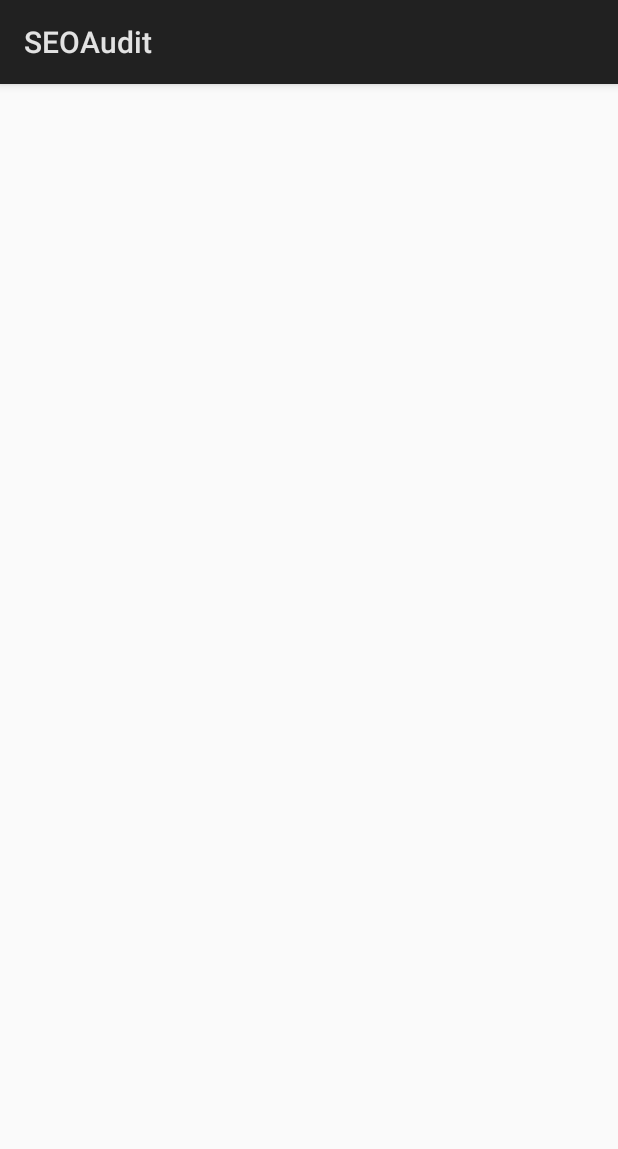
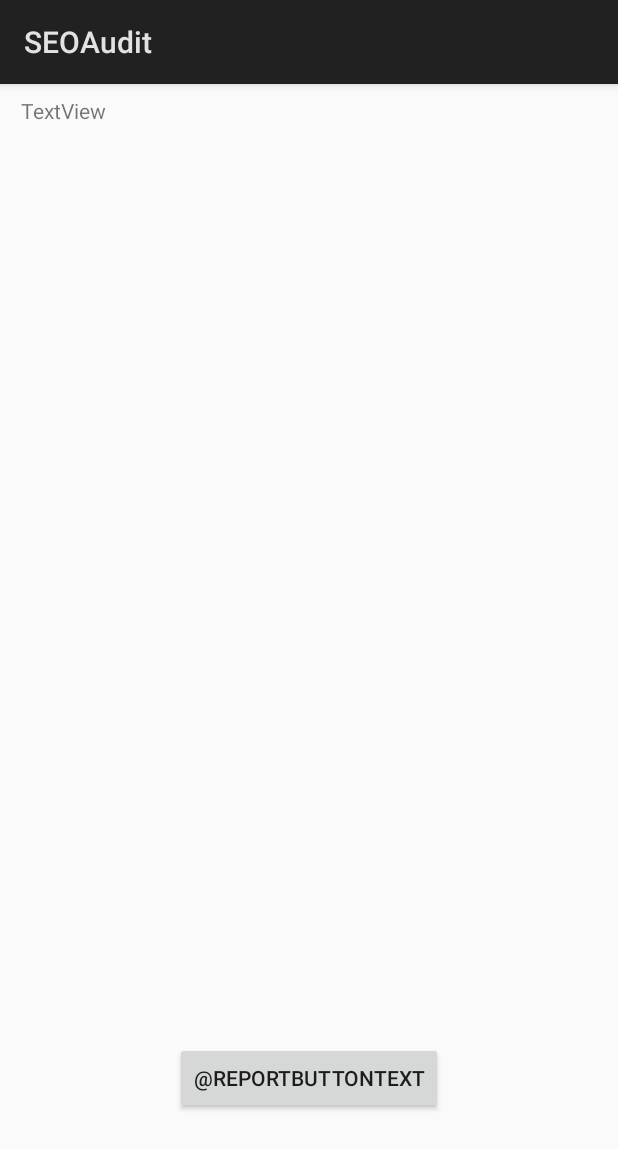
Before and after one commit to kubaskarupa/SeoAudit, an Android app: the layout after_analyze.xml on its own in the app's theme, with its tools: preview values and no code run, on a phone screen of 412 x 824 dp. Shown: the top 1149 px of the screen. Run offline under Robolectric (Android 15) with nearby library versions, the phone set to English and light mode, and no system bars.

```diff
--- a/app/src/main/java/pl/poznan/ue/seoaudit/MainActivity.java
+++ b/app/src/main/java/pl/poznan/ue/seoaudit/MainActivity.java
@@ -16,11 +16,13 @@ public class MainActivity extends Activity {
     Button b1;
     Button createReportButton;
     TextView t1;
+    TextView reportTextView;
     TextInputLayout textInputLayout;
     String url;
     String reportButtonText = "create report";
     String buttonText = "submit";
     String textViewText = "Input url to analyze";
+    String reportText;
 
     @Override
     protected void onCreate(Bundle savedInstanceState) {
@@ -31,7 +33,9 @@ public class MainActivity extends Activity {
 
         b1=(Button)findViewById(R.id.submitButton);
         t1=(TextView)findViewById(R.id.textView);
-    //todo:    createReportButton=(Button)findViewById(R.id.<IDNOWEGOPRZYCISKU>)
+        createReportButton=(Button)findViewById(R.id.createReportButton);
+        reportTextView=(TextView)findViewById(R.id.reportTextView);
+
         Click();
     }
 
@@ -54,6 +58,7 @@ public class MainActivity extends Activity {
 
             }
         });
+
     }
 
 
@@ -64,6 +69,8 @@ public class MainActivity extends Activity {
 
 
         setContentView(R.layout.after_analyze);
-        //todo: dodać konkatenację listy Stringów do pola tekstowego w nowym widoku
+        reportTextView.setText(getOneLongString());
+
+
     }
 }
--- a/app/src/main/res/layout/after_analyze.xml
+++ b/app/src/main/res/layout/after_analyze.xml
@@ -1,6 +1,34 @@
 <?xml version="1.0" encoding="utf-8"?>
 <android.support.constraint.ConstraintLayout
-    xmlns:android="http://schemas.android.com/apk/res/android" android:layout_width="match_parent"
+    xmlns:android="http://schemas.android.com/apk/res/android"
+    xmlns:app="http://schemas.android.com/apk/res-auto"
+    xmlns:tools="http://schemas.android.com/tools"
+    android:layout_width="match_parent"
     android:layout_height="match_parent">
 
+    <TextView
+        android:id="@+id/reportTextView"
+        android:layout_width="384dp"
+        android:layout_height="549dp"
+        android:layout_marginStart="8dp"
+        android:layout_marginTop="8dp"
+        android:layout_marginEnd="8dp"
+        android:text="TextView"
+        app:layout_constraintEnd_toEndOf="parent"
+        app:layout_constraintStart_toStartOf="parent"
+        app:layout_constraintTop_toTopOf="parent" />
+
+    <Button
+        android:id="@+id/createReportButton"
+        android:layout_width="wrap_content"
+        android:layout_height="wrap_content"
+        android:layout_marginStart="8dp"
+        android:layout_marginTop="8dp"
+        android:layout_marginEnd="8dp"
+        android:layout_marginBottom="8dp"
+        android:text="@reportButtonText"
+        app:layout_constraintBottom_toBottomOf="parent"
+        app:layout_constraintEnd_toEndOf="parent"
+        app:layout_constraintStart_toStartOf="parent"
+        app:layout_constraintTop_toBottomOf="@+id/reportTextView" />
 </android.support.constraint.ConstraintLayout>
```
